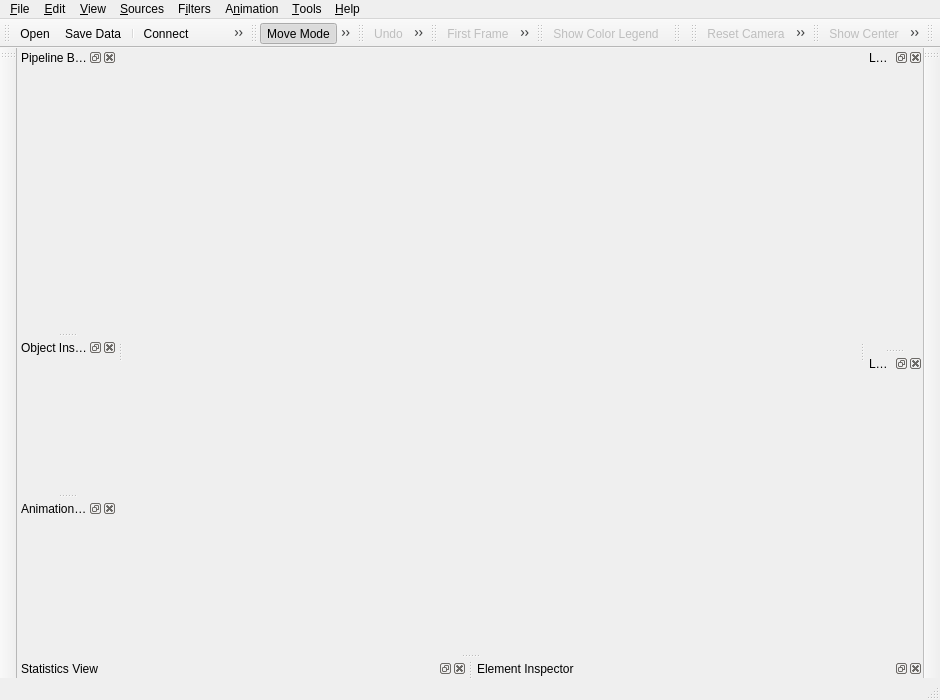
This is Applications/Client/MainWindow.ui in wildmichael/ParaView3-enhancements-old as Qt 5 draws it before an edit. The edited form follows.
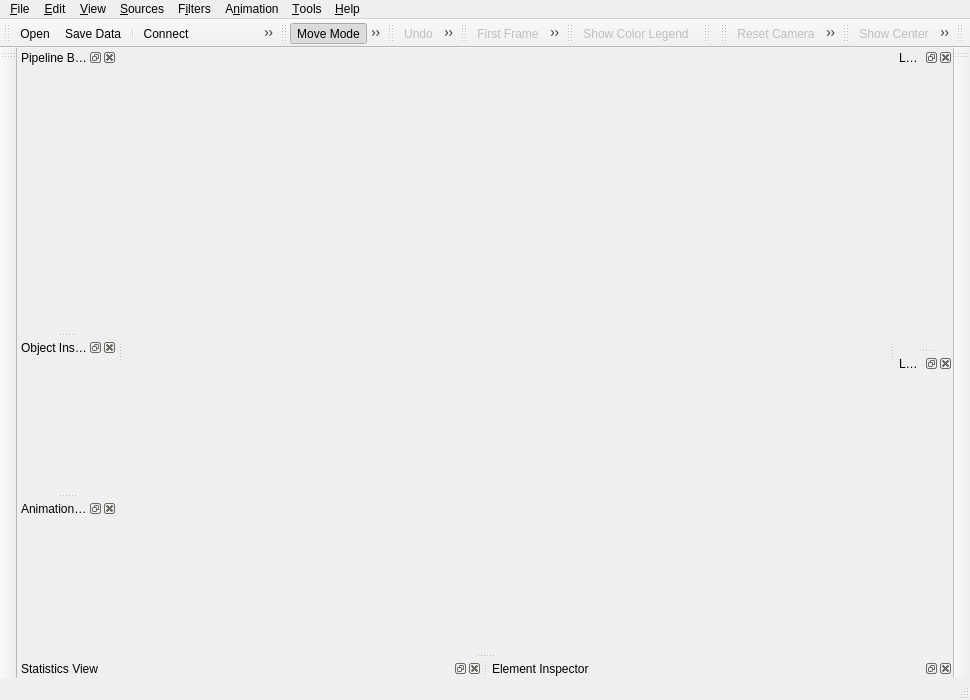
This is the edited form. Icons and pictures are not drawn.

Commit message: BUG: Attempt to fix ClipPlaneLink test on some dashboards.

```diff
--- a/Applications/Client/MainWindow.ui
+++ b/Applications/Client/MainWindow.ui
@@ -5,7 +5,7 @@
    <rect>
     <x>0</x>
     <y>0</y>
-    <width>940</width>
+    <width>970</width>
     <height>700</height>
    </rect>
   </property>
@@ -25,7 +25,7 @@
      <x>0</x>
      <y>0</y>
      <width>940</width>
-     <height>29</height>
+     <height>22</height>
     </rect>
    </property>
    <widget class="QMenu" name="menuHelp" >
```
